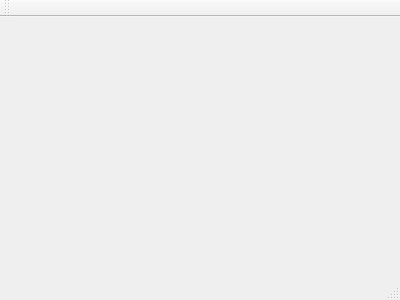
This is src/smbcast.ui in Fran89/SMBCast as Qt 5 draws it before an edit. The edited form follows.
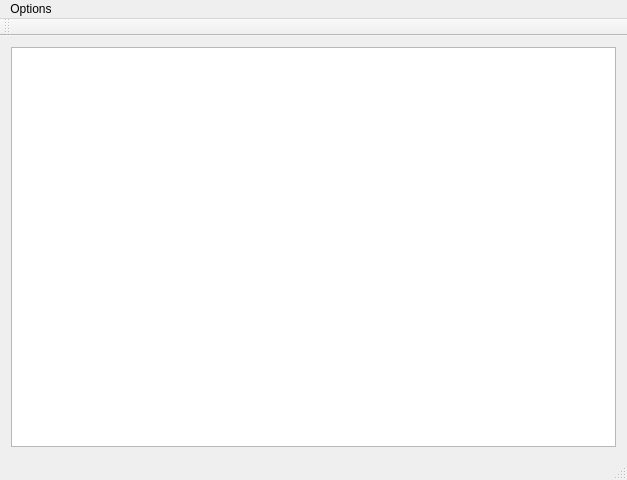
This is the edited form.

The edit to the form file:
```diff
--- a/src/smbcast.ui
+++ b/src/smbcast.ui
@@ -1,24 +1,57 @@
 <ui version="4.0">
  <class>SMBCast</class>
- <widget class="QMainWindow" name="SMBCast" >
-  <property name="geometry" >
+ <widget class="QMainWindow" name="SMBCast">
+  <property name="geometry">
    <rect>
     <x>0</x>
     <y>0</y>
-    <width>400</width>
-    <height>300</height>
+    <width>627</width>
+    <height>480</height>
    </rect>
   </property>
   <property name="windowTitle" >
    <string>SMBCast</string>
   </property>
-  <widget class="QMenuBar" name="menuBar" />
-  <widget class="QToolBar" name="mainToolBar" />
-  <widget class="QWidget" name="centralWidget" />
-  <widget class="QStatusBar" name="statusBar" />
+  <widget class="QWidget" name="centralWidget">
+   <layout class="QVBoxLayout" name="verticalLayout">
+    <item>
+     <widget class="QTextBrowser" name="textBrowser"/>
+    </item>
+   </layout>
+  </widget>
+  <widget class="QMenuBar" name="menuBar">
+   <property name="geometry">
+    <rect>
+     <x>0</x>
+     <y>0</y>
+     <width>627</width>
+     <height>25</height>
+    </rect>
+   </property>
+   <widget class="QMenu" name="menuOptions">
+    <property name="title">
+     <string>Options</string>
+    </property>
+    <addaction name="actionManually_open_file"/>
+   </widget>
+   <addaction name="menuOptions"/>
+  </widget>
+  <widget class="QToolBar" name="mainToolBar">
+   <attribute name="toolBarArea">
+    <enum>TopToolBarArea</enum>
+   </attribute>
+   <attribute name="toolBarBreak">
+    <bool>false</bool>
+   </attribute>
+  </widget>
+  <widget class="QStatusBar" name="statusBar"/>
+  <action name="actionManually_open_file">
+   <property name="text">
+    <string>Manually open file</string>
+   </property>
+  </action>
  </widget>
- <layoutDefault spacing="6" margin="11" />
- <pixmapfunction></pixmapfunction>
+ <layoutdefault spacing="6" margin="11"/>
  <resources/>
  <connections/>
 </ui>
```
Left out of the diff: 3 changed lines with no effect on the pictures.
